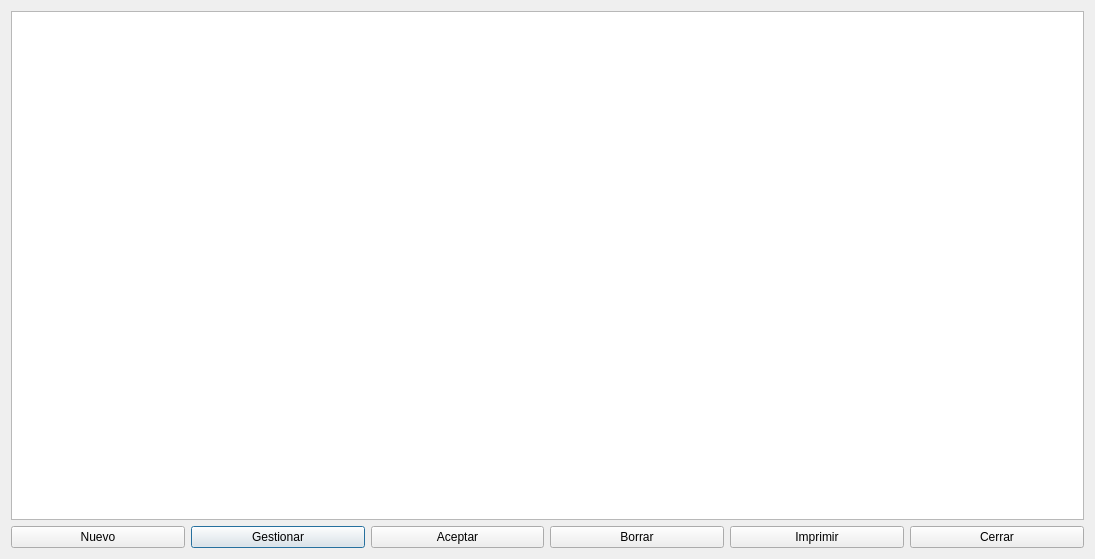
Old version of the form gestionpedidos.ui in the repository Ladis72/tienda.
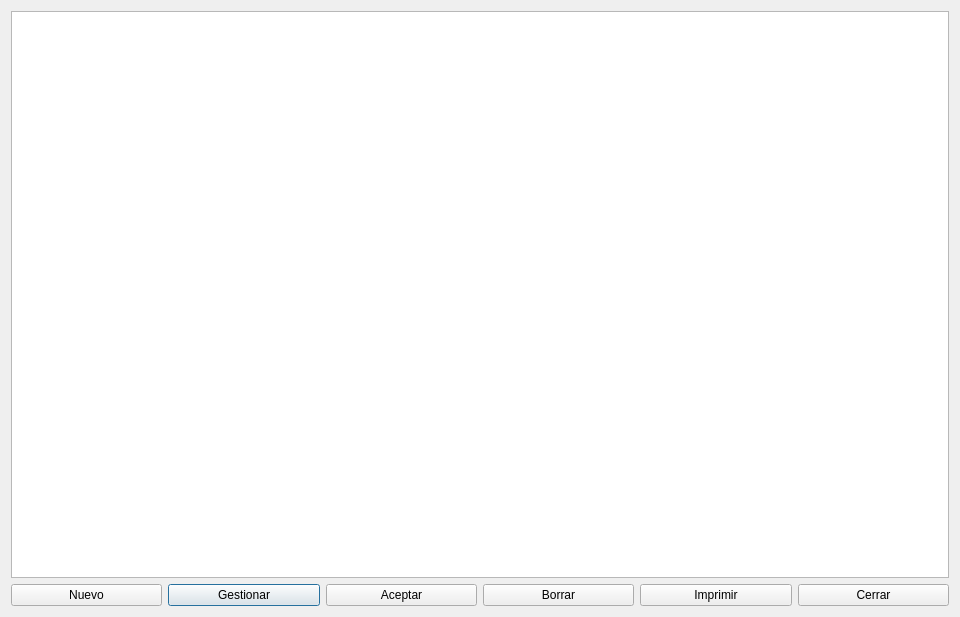
New version of the form.

The edit to the form file:
```diff
--- a/gestionpedidos.ui
+++ b/gestionpedidos.ui
@@ -6,8 +6,8 @@
    <rect>
     <x>0</x>
     <y>0</y>
-    <width>1095</width>
-    <height>559</height>
+    <width>960</width>
+    <height>617</height>
    </rect>
   </property>
   <property name="minimumSize">
```
